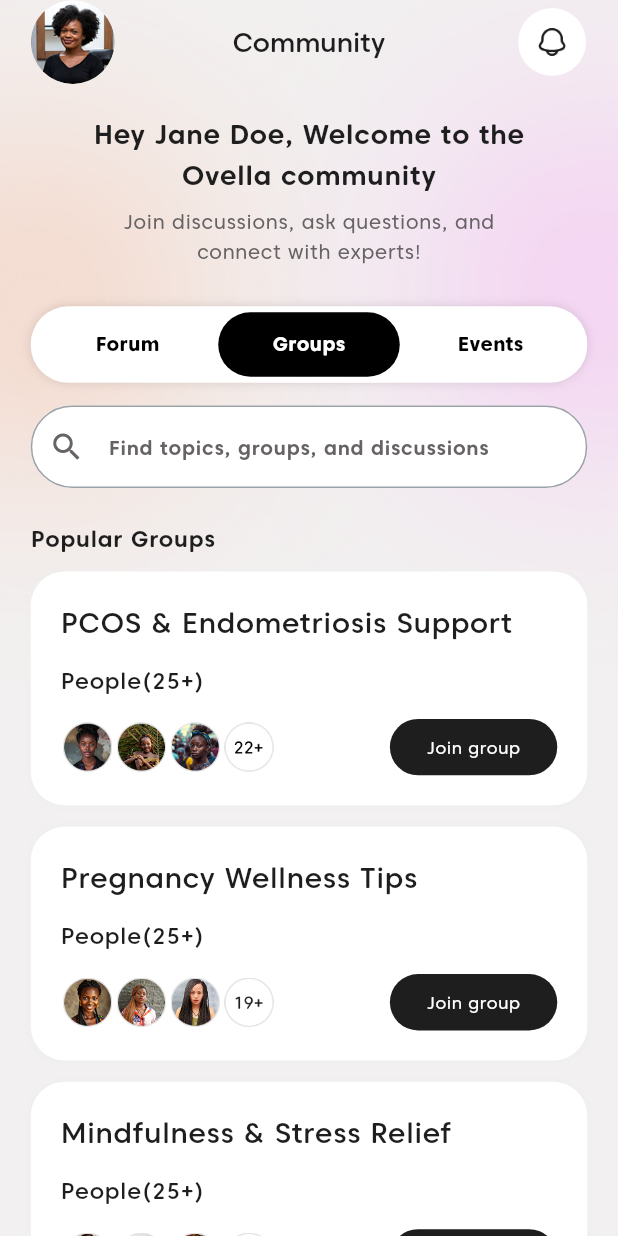
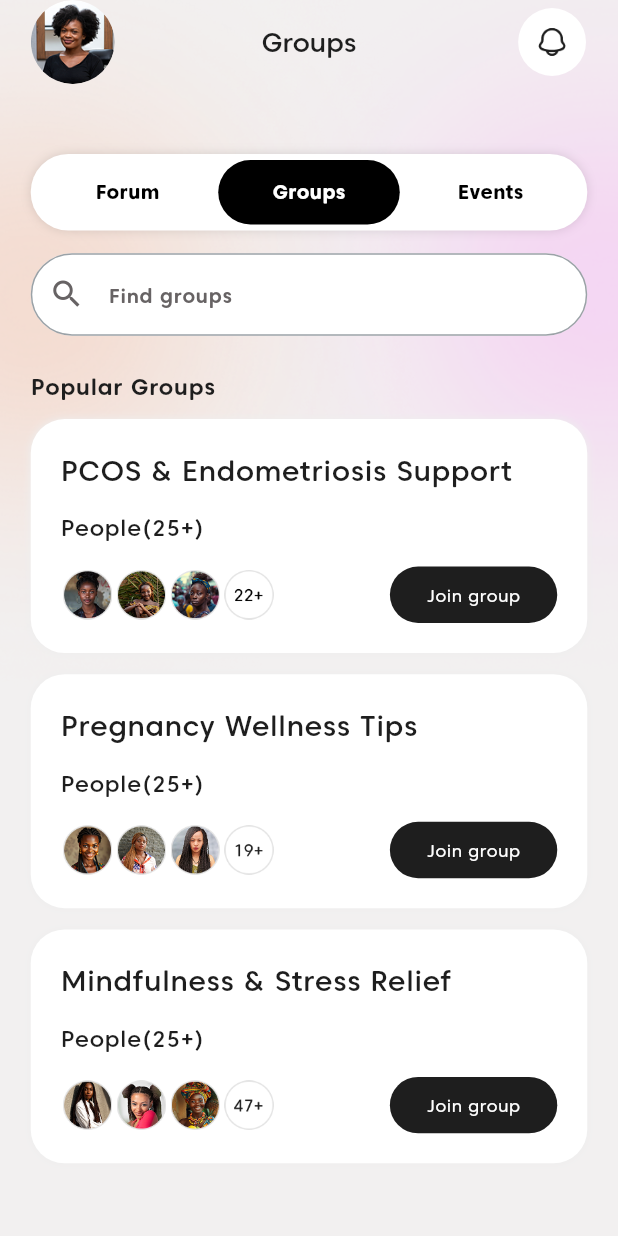
Before and after one commit to salmanbashar1009/ovella_period_tracker_app, a Flutter app: the CommunityScreen screen opened by its route, after a tap on "Groups", on a phone screen of 412 x 824 dp. Run offline on Flutter 3.47's test engine with Material 3 defaults, Android fonts, the phone set to English and light mode, and no system bars; our stand-ins replace animated_text_kit, carousel_slider, dots_indicator, flutter_keyboard_visibility, flutter_screenutil, hive and 3 more; accounts and stored records are empty; generated files the repository leaves out were written again.

Commit message:
almost done flow

```diff
--- a/lib/view/community_screen/screen/community_screen.dart
+++ b/lib/view/community_screen/screen/community_screen.dart
@@ -15,6 +15,16 @@ import 'package:ovella_period_tracker_app/view_model/community_provider.dart';
 class CommunityScreen extends StatelessWidget {
   const CommunityScreen({super.key});
 
+  // Segmented control options remain the same
+  static const List<String> _titles = ["Forum", "Groups", "Events"];
+  // AppBar titles will differ
+  static const List<String> _appBarTitles = ["Community", "Groups", "Events & Workshops"];
+  static const List<String> _searchPlaceholders = [
+    "Find topics and discussions",
+    "Find groups",
+    "Find events and discussions",
+  ];
+
   @override
   Widget build(BuildContext context) {
     return BackgroundWidget(
@@ -22,7 +32,13 @@ class CommunityScreen extends StatelessWidget {
         child: SafeArea(
           child: Padding(
             padding: AppPadding.screenHorizontalPadding,
-            child: Column(
+            child: Consumer<CommunityProvider>(
+              builder: (context, provider, child) {
+                // Get the current AppBar title and search placeholder based on selectedIndex
+                String currentAppBarTitle = _appBarTitles[provider.selectedIndex];
+                String currentSearchPlaceholder = _searchPlaceholders[provider.selectedIndex];
+
+                return Column(
                   children: [
                     AppBar(
                       elevation: 0,
@@ -35,25 +51,24 @@ class CommunityScreen extends StatelessWidget {
                         ),
                       ),
                       title: Text(
-                    "Community",
+                        currentAppBarTitle, // Dynamic AppBar title: Community, Groups, Events & Workshops
                         style: Theme.of(context).textTheme.headlineMedium?.copyWith(
                           fontSize: 19.sp,
                           fontWeight: FontWeight.w500,
                           color: Color(0xff1E1E1E),
                         ),
                       ),
-
                       centerTitle: true,
-
                       actions: [
                         Utils.circleContainer(
                           imagePath: "assets/images/icons/bell.png",
                         ),
                       ],
                     ),
-
                     SizedBox(height: 21.5.sp),
 
+                    // Show subtitle section only for Forum (index 0)
+                    if (provider.selectedIndex == 0) ...[
                       //---------Sub title section----------------------------------
                       Align(
                         alignment: Alignment.center,
@@ -69,7 +84,7 @@ class CommunityScreen extends StatelessWidget {
                       Align(
                         alignment: Alignment.center,
                         child: Text(
-                    "Ovella community",
+                          "Ovella Forum", // Fixed subtitle for Forum
                           style: Theme.of(context).textTheme.bodyLarge?.copyWith(
                             fontSize: 19.sp,
                             fontWeight: FontWeight.w600,
@@ -102,16 +117,18 @@ class CommunityScreen extends StatelessWidget {
                         ),
                       ),
                       SizedBox(height: 28.h),
+                    ] else
+                      SizedBox(height: 28.h), // Maintain spacing when subtitle is hidden
 
                     // Segmented Control for Switching Screens
-                CustomSegmentedControl(options: ["Forum", "Groups", "Events"]),
+                    CustomSegmentedControl(options: _titles),
                     SizedBox(height: 16.h),
 
                     //-----------search-------------------------------------------------------
                     TextFormField(
                       decoration: inputDecoration(
                         context,
-                    "Find topics, groups, and discussions",
+                        currentSearchPlaceholder, // Dynamic placeholder
                         null,
                         Icon(Icons.search),
                         120.0,
@@ -121,20 +138,17 @@ class CommunityScreen extends StatelessWidget {
                     SizedBox(height: 24.h),
 
                     // Dynamically Show the Selected Screen
-                Consumer<CommunityProvider>(
-                  builder: (context, provider, child) {
-                    if (provider.selectedIndex == 0) {
-                      return SizedBox(child: ForumScreen());
-                    } else if (provider.selectedIndex == 1) {
-                      return SizedBox(child: GroupScreen());
-                    } else {
-                      return SizedBox(child: EventScreen());
-                    }
-                  },
-                ),
+                    if (provider.selectedIndex == 0)
+                      SizedBox(child: ForumScreen())
+                    else if (provider.selectedIndex == 1)
+                      SizedBox(child: GroupScreen())
+                    else
+                      SizedBox(child: EventScreen()),
 
                     SizedBox(height: 24.h),
                   ],
+                );
+              },
             ),
           ),
         ),
```
Lines whose indentation alone changed are shown as unchanged.
